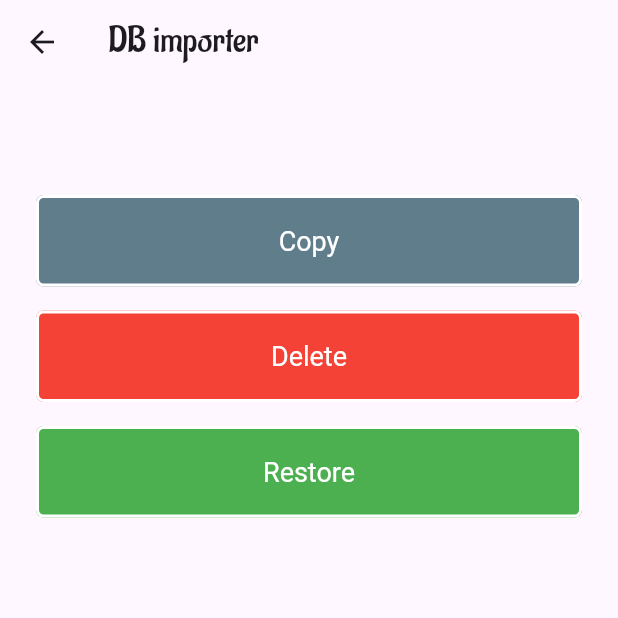
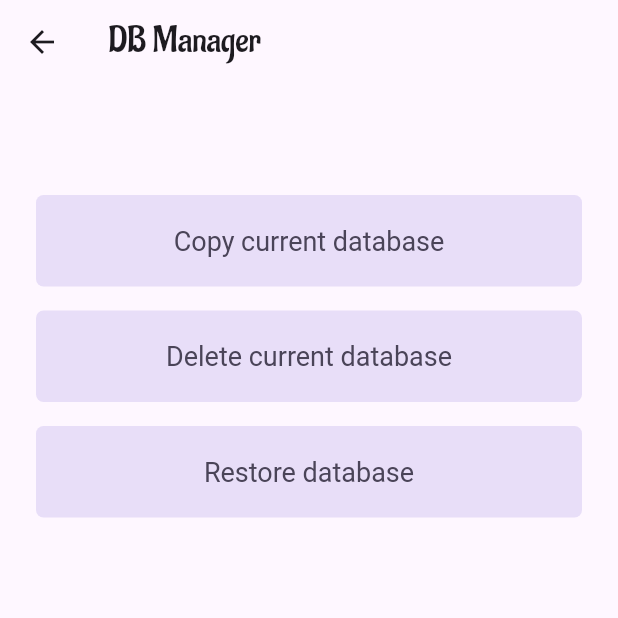
Before and after one commit to zurdelli/tappitas, a Flutter app: the DBImporterExporter screen opened by its route, on a phone screen of 412 x 824 dp, the top half of it. Run offline on Flutter 3.47's test engine with Material 2 defaults, Android fonts, the light colour scheme and no system bars; our stand-ins replace country_picker, file_picker, flutter_colorpicker, geocoding, google_fonts, image_cropper and 4 more; accounts and stored records are empty.

Commit message:
fixed_minor_bugs

```diff
--- a/lib/main.dart
+++ b/lib/main.dart
@@ -42,7 +42,7 @@ class MiHome extends StatelessWidget {
           "/statistics": (context) => Statistics(),
           "/about": (context) => About(),
           "/dbie": (context) => DBImporterExporter(
-                title: 'DB importer',
+                title: 'DB Manager',
               )
         },
         theme: ThemeData(
--- a/lib/screens/DBExporterImporter/db_importer_exporter.dart
+++ b/lib/screens/DBExporterImporter/db_importer_exporter.dart
@@ -38,8 +38,8 @@ class _DBImporterExporterState extends State<DBImporterExporter> {
               height: 50,
             ),
             CustomButton(
-              color: Colors.blueGrey,
-              title: 'Copy',
+              color: Color.fromARGB(135, 103, 120, 128),
+              title: 'Copy current database',
               onPressed: () async {
                 String databasesPath = await getDatabasesPath();
                 String dbPath = join(databasesPath, nombreTabla);
@@ -78,8 +78,21 @@ class _DBImporterExporterState extends State<DBImporterExporter> {
               },
             ),
             CustomButton(
-                color: Colors.red,
-                title: 'Delete',
+                color: Color.fromARGB(255, 101, 70, 68),
+                title: 'Delete current database',
+                onPressed: () {
+                  showDialog(
+                    context: context,
+                    builder: (BuildContext context2) {
+                      return AlertDialog(
+                        title: Text("Delete Database?"),
+                        actions: [
+                          TextButton(
+                              onPressed: () {
+                                Navigator.pop(context2);
+                              },
+                              child: Text("Cancel")),
+                          TextButton(
                               onPressed: () async {
                                 var databasesPath = await getDatabasesPath();
                                 var dbPath = join(databasesPath, nombreTabla);
@@ -87,10 +100,17 @@ class _DBImporterExporterState extends State<DBImporterExporter> {
                                 setState(() {
                                   message = 'Successfully deleted DB';
                                 });
+                                Navigator.pop(context2);
+                              },
+                              child: Text("Delete"))
+                        ],
+                      );
+                    },
+                  );
                 }),
             CustomButton(
-              color: Colors.green,
-              title: 'Restore',
+              color: const Color.fromARGB(255, 36, 82, 38),
+              title: 'Restore database',
               onPressed: () async {
                 var databasesPath = await getDatabasesPath();
                 var dbPath = join(databasesPath, nombreTabla);
@@ -141,15 +161,15 @@ class CustomButton extends StatelessWidget {
       child: Row(
         children: [
           Expanded(
-            child: OutlinedButton(
-                style: OutlinedButton.styleFrom(
+            child: FilledButton.tonal(
+                style: FilledButton.styleFrom(
                     shape: RoundedRectangleBorder(
                         borderRadius: BorderRadius.all(Radius.circular(5))),
-                    backgroundColor: color,
-                    foregroundColor: Colors.white,
+                    //backgroundColor: color,
+                    //foregroundColor: Colors.white,
                     padding: EdgeInsets.all(20),
-                    textStyle: TextStyle(fontSize: 18),
-                    side: BorderSide(width: 2, color: Colors.white)),
+                    textStyle: TextStyle(fontSize: 18)),
+                //side: BorderSide(width: 2, color: Colors.white)),
                 onPressed: () => onPressed(),
                 child: Text(title)),
           )
--- a/lib/screens/about/about.dart
+++ b/lib/screens/about/about.dart
@@ -6,7 +6,9 @@ class About extends StatelessWidget {
   @override
   Widget build(BuildContext context) {
     return Scaffold(
-      appBar: AppBar(title: Text("About")),
+      appBar: AppBar(
+          title: Text("About",
+              style: TextStyle(fontFamily: 'Aladin'), textScaleFactor: 1.1)),
       body: SingleChildScrollView(
           padding: EdgeInsets.only(top: 40, left: 16, right: 16),
           child: Center(
```
Also changed, not shown: 4 other files. Lines whose indentation alone changed are shown as unchanged.
